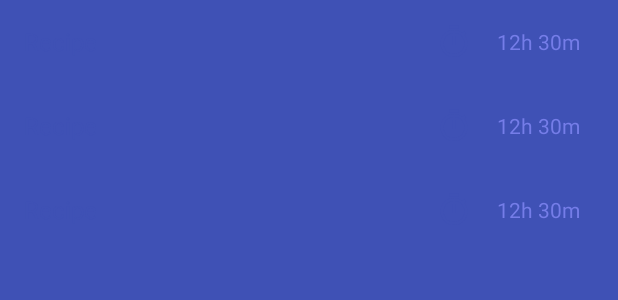
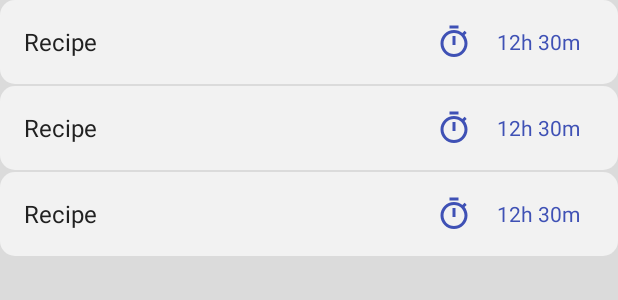
Before and after one commit to alexmkunz/Recime, an Android app: the layout fragment_recipes.xml on its own in the app's theme, with its tools: preview values and no code run, on a phone screen of 412 x 824 dp. Shown: the top 300 px of the screen. Run offline under Robolectric (Android 15) with nearby library versions, the phone set to English and light mode, and no system bars.

Commit message:
Update recipe/landing page UI
Set a background color. Set the list item background to a shape
that has rounded corners and the surface color. Add click
animations to the list item. Add a small spacer in between each
recipe.

```diff
--- /dev/null
+++ b/app/src/main/res/drawable/shape_rounded_surface.xml
@@ -0,0 +1,12 @@
+<?xml version="1.0" encoding="utf-8"?>
+<shape
+        xmlns:android="http://schemas.android.com/apk/res/android"
+        android:shape="rectangle">
+
+    <solid
+            android:color="@color/surface"/>
+
+    <corners
+            android:radius="10dp"/>
+
+</shape>
--- a/app/src/main/res/layout/fragment_recipes.xml
+++ b/app/src/main/res/layout/fragment_recipes.xml
@@ -10,6 +10,11 @@
                 type="com.unoknowbo.recime.recipes.RecipesViewModel" />
     </data>
 
+    <LinearLayout
+            android:layout_width="match_parent"
+            android:layout_height="match_parent"
+            android:background="@color/background">
+
         <androidx.recyclerview.widget.RecyclerView
                 android:id="@+id/recipes_recycler_view"
                 android:layout_width="match_parent"
@@ -17,4 +22,6 @@
                 app:layoutManager="androidx.recyclerview.widget.LinearLayoutManager"
                 tools:listitem="@layout/list_item_recipe"
                 tools:itemCount="3"/>
+
+    </LinearLayout>
 </layout>
--- a/app/src/main/res/layout/list_item_recipe.xml
+++ b/app/src/main/res/layout/list_item_recipe.xml
@@ -17,6 +17,9 @@
             android:id="@+id/list_item_recipe"
             android:layout_width="match_parent"
             android:layout_height="wrap_content"
+            android:layout_marginBottom="@dimen/spacer"
+            android:background="@drawable/shape_rounded_surface"
+            android:foreground="?android:selectableItemBackground"
             android:gravity="center"
             android:padding="@dimen/spacing_normal"
             android:onClick="@{() -> clickListener.onClick(recipe)}">
@@ -27,7 +30,7 @@
                 android:layout_height="wrap_content"
                 android:layout_weight="7"
                 android:text="@{recipe.name}"
-                android:textColor="@color/primaryColor"
+                android:textColor="@color/onSurfaceMediumEmphasis"
                 android:textSize="@dimen/font_normal"
                 tools:text="Recipe"/>
 
@@ -44,7 +47,7 @@
                 android:layout_width="0dp"
                 android:layout_height="wrap_content"
                 android:layout_weight="2"
-                android:textColor="@color/primaryLightColor"
+                android:textColor="@color/primaryColor"
                 android:textSize="@dimen/font_small"
                 android:textAlignment="center"
                 app:formatTime="@{recipe}"
--- a/app/src/main/res/values/dimens.xml
+++ b/app/src/main/res/values/dimens.xml
@@ -6,4 +6,5 @@
     <dimen name="spacing_normal">16dp</dimen>
     <dimen name="spacing_large">24dp</dimen>
     <dimen name="spacing_x_large">32dp</dimen>
+    <dimen name="spacer">1dp</dimen>
 </resources>
```
Lines whose indentation alone changed are shown as unchanged.
